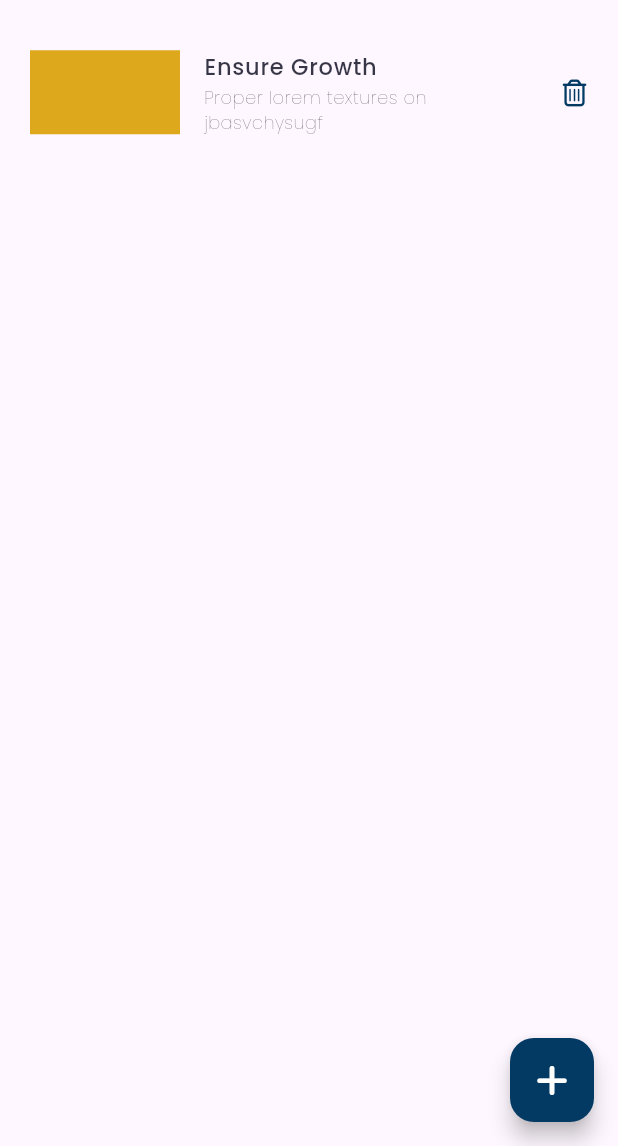
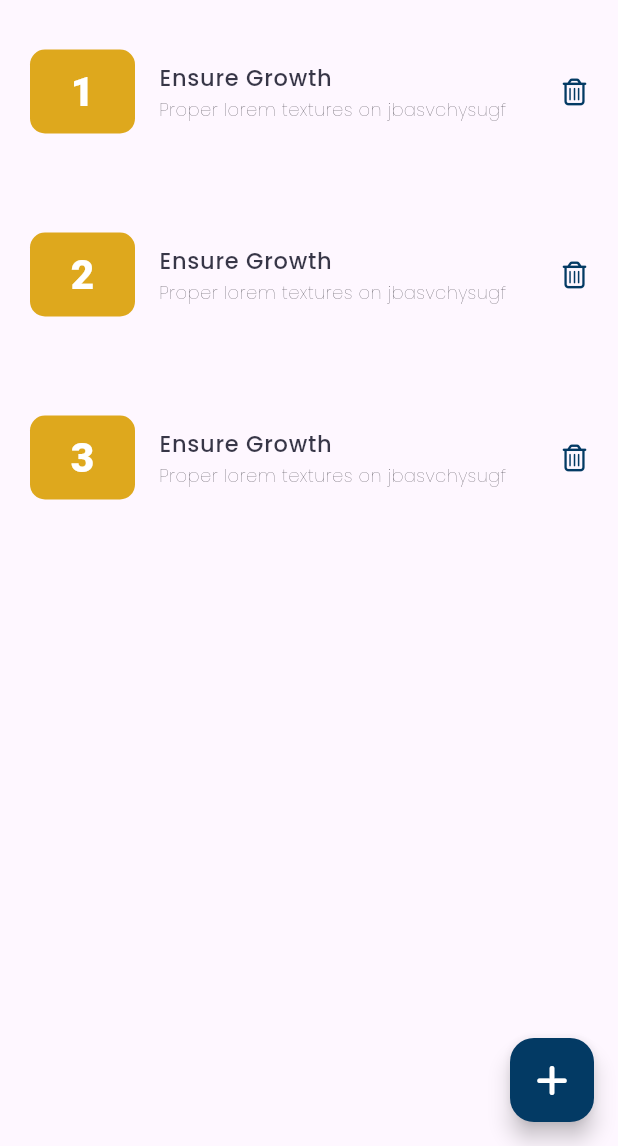
Before and after one commit to Ampaw24/crimemobile_back, a Flutter app: the ManageTips screen opened directly, on a phone screen of 412 x 824 dp, the part 90-1236 px from its top. Run offline on Flutter 3.47's test engine with Material 2 defaults, Android fonts, the phone set to English and light mode, and no system bars; our stand-ins replace flutter_slidable, font_awesome_flutter, google_fonts.

```diff
--- a/lib/screens/tips/managetips.dart
+++ b/lib/screens/tips/managetips.dart
@@ -20,7 +20,13 @@ class _ManageTipsState extends State<ManageTips> {
   List<TipsModule> tips = [
     TipsModule(
         title: "Ensure Growth",
-        discription: "Proper lorem textures on jbasvchysugf")
+        discription: "Proper lorem textures on jbasvchysugf"),
+    TipsModule(
+        title: "Ensure Growth",
+        discription: "Proper lorem textures on jbasvchysugf"),
+    TipsModule(
+        title: "Ensure Growth",
+        discription: "Proper lorem textures on jbasvchysugf"),
   ];
   @override
   Widget build(BuildContext context) {
@@ -73,8 +79,18 @@ class _ManageTipsState extends State<ManageTips> {
                         vertical: 25, horizontal: 20),
                     leading: Container(
                       height: 100,
-                      width: 100,
+                      width: 70,
+                      child: Center(
+                        child: Text(
+                          (index + 1).toString(),
+                          style: GoogleFonts.roboto(
+                              fontWeight: FontWeight.w800,
+                              fontSize: 27,
+                              color: Colors.white),
+                        ),
+                      ),
                       decoration: BoxDecoration(
+                        borderRadius: BorderRadius.circular(10),
                         color: AppColors.dashboardYellow,
                       ),
                     ),
```
Also changed, not shown: lib/module/usermodule.dart (added, +16 -0 lines), lib/screens/users/manageusers.dart (+114 -2 lines), assets/studentprofile.jpg (added).
